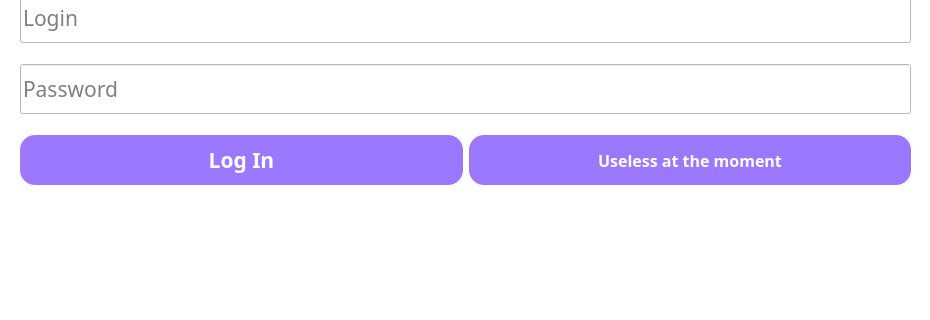
This is Designs/Authorization.ui in AlliumPro/statistics-innoprog as Qt 5 draws it before an edit; both pictures show x 0 to 930 and y 147 to 467 of the 930 by 600 pixel window. The edited form follows.
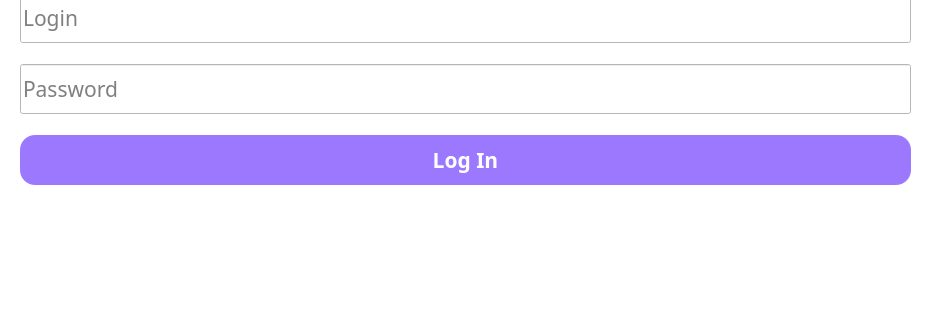
This is the edited form. Icons and pictures are not drawn.

What changed in the file:
```diff
--- a/Designs/Authorization.ui
+++ b/Designs/Authorization.ui
@@ -227,50 +227,6 @@
          </property>
         </widget>
        </item>
-       <item>
-        <widget class="QPushButton" name="pushAccess">
-         <property name="minimumSize">
-          <size>
-           <width>150</width>
-           <height>50</height>
-          </size>
-         </property>
-         <property name="font">
-          <font>
-           <family>OCR A Extended</family>
-           <pointsize>12</pointsize>
-           <weight>75</weight>
-           <bold>true</bold>
-          </font>
-         </property>
-         <property name="styleSheet">
-          <string notr="true">QPushButton {
-background-color: rgb(156, 120, 255);
-border-radius: 15px;
-	color: rgb(255, 255, 255);
-}
-QPushButton:hover {
-background-color:rgb(170, 145, 204);
-border-radius: 15px;
-color: rgb(255, 255, 255);
-border-color: rgb(255, 255, 255);
-
-}
-QPushButton:pressed {
-background-color:rgb(125, 96, 204);
-border-radius: 15px;
-color: rgb(255, 255, 255);
-border-color: rgb(255, 255, 255);
-
-}
-
-</string>
-         </property>
-         <property name="text">
-          <string>Useless at the moment</string>
-         </property>
-        </widget>
-       </item>
       </layout>
      </item>
      <item>
```
